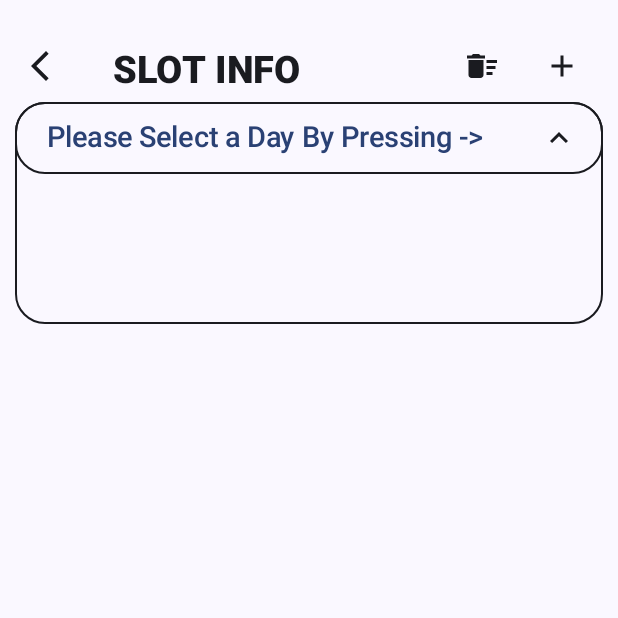
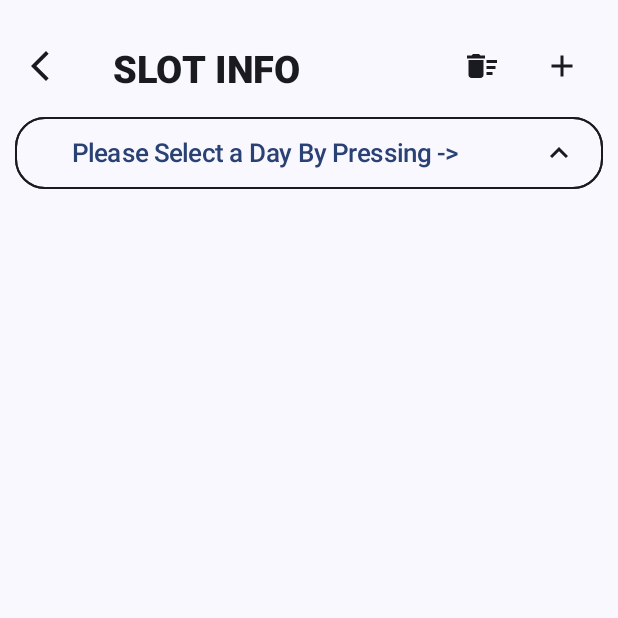
Before and after one commit to Ramadarshk/TimeTable, an Android app built with Jetpack Compose: the MainActivity2 screen opened directly, with no data from a screen before it, after a tap on "Please Select a Day By Pressing ->", on a phone screen of 412 x 824 dp, the top half of it. Run offline under Robolectric (Android 15) with nearby library versions, the phone set to English and light mode, and no system bars; our stand-ins replace Firebase (no records; nobody signed in at launch, a user with empty details on screens opened directly), Room's generated code.

Commit message:
some ui changes

```diff
--- a/app/src/main/java/com/example/timetable/MainActivity2.kt
+++ b/app/src/main/java/com/example/timetable/MainActivity2.kt
@@ -91,12 +91,12 @@ class MainActivity2 : ComponentActivity() {
         view.getDataOf.value=dataStore1.value.sem
         Box(
             Modifier
-                .padding(start = 10.dp , end = 10.dp)
+                .padding(top = 10.dp , start = 10.dp , end = 10.dp)
                 .border(1.dp , MaterialTheme.colorScheme.onBackground , RoundedCornerShape(20.dp))) {
             val showDown: () -> Unit = {
                 show = !show
                 scope.launch {
-                    view.getData()
+                   view.getData()
                 }
             }
             Column(Modifier/*.padding( start = 10.dp , end = 10.dp)*/) {
@@ -114,12 +114,9 @@ class MainActivity2 : ComponentActivity() {
                     TextButton(onClick = showDown,
                         modifier = Modifier.weight(8.5f)) {
                         Text(
-                            text = when(view.getDataOf.value){
-                                stringResource(R.string.please_select_a_day_by_pressing) ->view.getDataOf.value
-                                else ->"${view.getDataOf.value} SEM"
-                            }  ,
+                            text = view.getDataOf.value,
                             textAlign = TextAlign.Center,
-                            fontSize = 19.sp
+                            fontSize = 17.sp
                         )
                     }
                     IconButton(onClick = showDown , Modifier.weight(1.5f)) {
@@ -136,7 +133,6 @@ class MainActivity2 : ComponentActivity() {
                     Box(
                         Modifier
                             .fillMaxWidth()
-                            .height(100.dp)
                     ) {
                         Column(
                             Modifier.fillMaxWidth() ,
@@ -440,7 +436,7 @@ class MainActivity2 : ComponentActivity() {
             }
 
             Text(
-                text = "SLOT INFO" ,
+                text = stringResource(R.string.slot_info) ,
                 modifier = Modifier
                     .weight(8f)
                     .padding(start = 16.dp , top = 5.dp) ,
@@ -523,9 +519,10 @@ fun ShowDialog(onDismiss: () -> Unit = {},text:String="",onAccept: () -> Unit =
                 Dialog(viewModel , onSave = {
                     dialogOpen = false
                     val k = viewModel.onSaved()
-                    lifecycleScope.launch {
+                    if (k==initialState) {
+                        lifecycleScope.launch {
                         data.slotDao().insert(k)
-                    }
+                    }}
                 }, onEdit = false) {
                     dialogOpen = false
                 }
--- a/app/src/main/java/com/example/timetable/old/ConvertTheDataOfSlot.kt
+++ b/app/src/main/java/com/example/timetable/old/ConvertTheDataOfSlot.kt
@@ -5,7 +5,7 @@ import com.example.timetable.dataclass.Week
 import com.example.timetable.viewmodels.StableView
 
 
-class ConvertTheDataOfSlot(semWeek: Week) {
+class ConvertTheDataOfSlot(semWeek: Week=Week()) {
     private var tut = semWeek.tuesday //arrayListOf("TEE1","A1","B1","C1","D1","","E2","A2","TBB2","C2","TDD2","","","","","","","","SE1","","G2","","","")
     private var wed = semWeek.wednesday//arrayListOf("TG1","D1","F1","E1","B1","","E2","D2","F2","B2","TCC2","","","","","","","","SC1","","","","","")
     private var thu = semWeek.thursday//arrayListOf("TF1","TC1","TD1","TA1","TFF1","","B2","F2","TD2","TA2","TG2","","","","","","","","","","","","","")
@@ -152,7 +152,7 @@ class ConvertTheDataOfSlot(semWeek: Week) {
 }
     fun main() {
         val view= StableView()
-    val obj=ConvertTheDataOfSlot(view.findTable())
+    val obj=ConvertTheDataOfSlot(/*view.findTable()*/)
     val day="wednesday"
     val slots=listOf(DataOfSlot ("CSE1002","Crypto",listOf("TD2","D2","",""),"CB101",listOf("L37","L38","L2","L3"),"CB202",true))
     val all=obj.dataOfSlotConverter(slots)
--- a/app/src/main/res/values/strings.xml
+++ b/app/src/main/res/values/strings.xml
@@ -3,4 +3,5 @@
     <string name="title_activity_main2">MainActivity2</string>
     <string name="title_activity_main3">MainActivity3</string>
     <string name="please_select_a_day_by_pressing"><![CDATA[Please Select a Day By Pressing ->]]></string>
+    <string name="slot_info">SLOT INFO</string>
 </resources>
```
Also changed, not shown: app/src/main/java/com/example/timetable/MainActivity.kt (+5 -4 lines).
